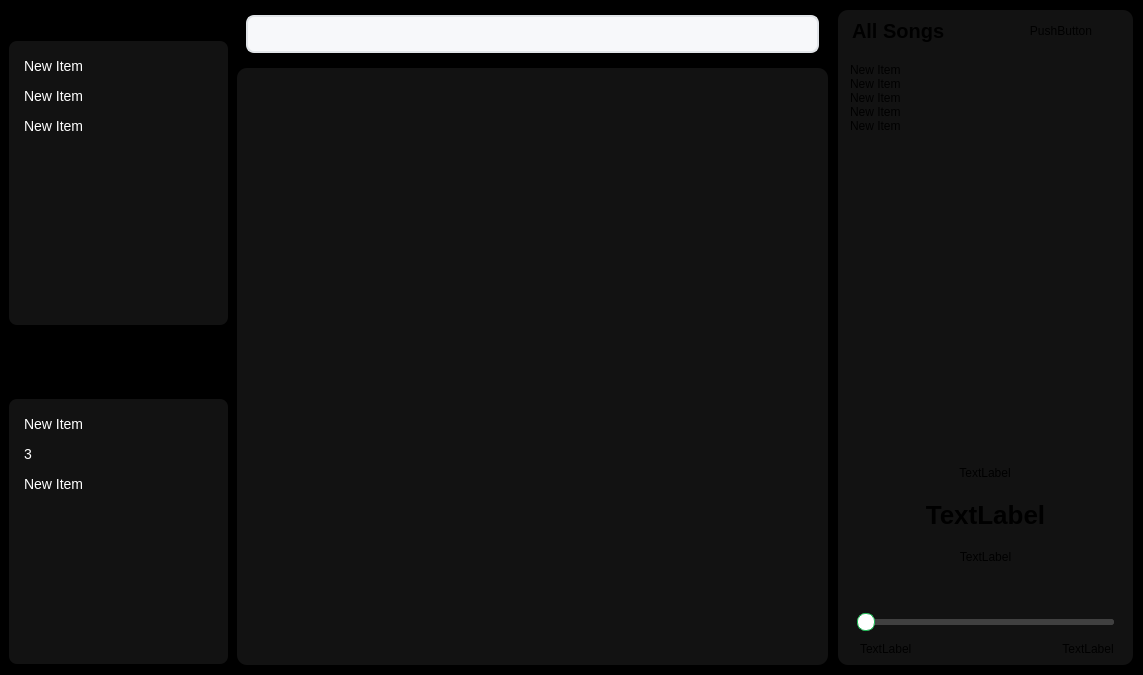
First picture: the form in mainwindow.ui, repository Mohamed-0Sabry/Spotify-QT, before the edit.
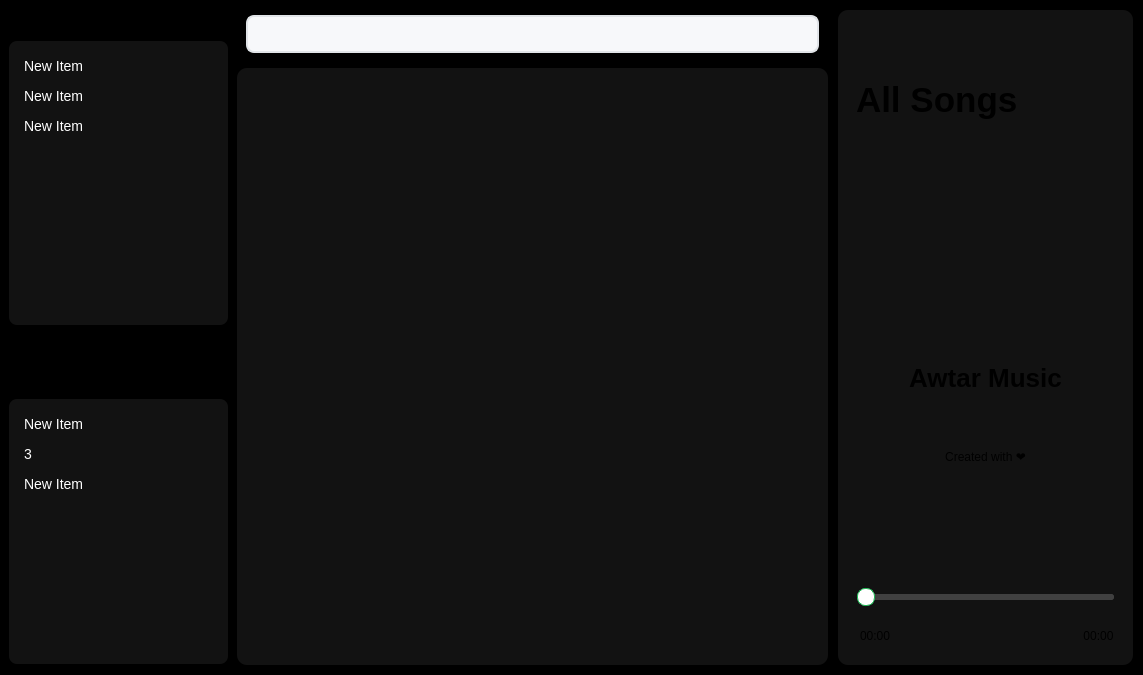
Second picture: the form after the edit. Icons and pictures are not drawn.

What changed in the file:
```diff
--- a/mainwindow.ui
+++ b/mainwindow.ui
@@ -435,6 +435,12 @@
        <property name="spacing">
         <number>0</number>
        </property>
+       <property name="topMargin">
+        <number>20</number>
+       </property>
+       <property name="bottomMargin">
+        <number>20</number>
+       </property>
        <item>
         <widget class="QWidget" name="widget_6" native="true">
          <layout class="QHBoxLayout" name="horizontalLayout">
@@ -455,9 +461,15 @@
           </property>
           <item>
            <widget class="QLabel" name="CurrentPlayingPlaylistName">
+            <property name="font">
+             <font>
+              <pointsize>26</pointsize>
+              <italic>false</italic>
+              <bold>true</bold>
+             </font>
+            </property>
             <property name="styleSheet">
-             <string notr="true">Font: bold;
-font-size: 20px;</string>
+             <string notr="true">Font: bold;</string>
             </property>
             <property name="text">
              <string>All Songs</string>
@@ -467,70 +479,13 @@
           <item>
            <widget class="QPushButton" name="Shrink_ResizeButton">
             <property name="text">
-             <string>PushButton</string>
+             <string/>
             </property>
            </widget>
           </item>
          </layout>
         </widget>
        </item>
-       <item>
-        <widget class="QListWidget" name="NextSongsInQueueListWidget">
-         <property name="sizePolicy">
-          <sizepolicy hsizetype="Expanding" vsizetype="Preferred">
-           <horstretch>0</horstretch>
-           <verstretch>0</verstretch>
-          </sizepolicy>
-         </property>
-         <property name="maximumSize">
-          <size>
-           <width>16777215</width>
-           <height>100</height>
-          </size>
-         </property>
-         <item>
-          <property name="text">
-           <string>New Item</string>
-          </property>
-         </item>
-         <item>
-          <property name="text">
-           <string>New Item</string>
-          </property>
-         </item>
-         <item>
-          <property name="text">
-           <string>New Item</string>
-          </property>
-         </item>
-         <item>
-          <property name="text">
-           <string>New Item</string>
-          </property>
-         </item>
-         <item>
-          <property name="text">
-           <string>New Item</string>
-          </property>
-         </item>
-        </widget>
-       </item>
-       <item>
-        <spacer name="verticalSpacer">
-         <property name="orientation">
-          <enum>Qt::Orientation::Vertical</enum>
-         </property>
-         <property name="sizeType">
-          <enum>QSizePolicy::Policy::Expanding</enum>
-         </property>
-         <property name="sizeHint" stdset="0">
-          <size>
-           <width>20</width>
-           <height>40</height>
-          </size>
-         </property>
-        </spacer>
-       </item>
        <item>
         <widget class="QWidget" name="CurrentPlayingSongImageWidget" native="true">
          <property name="sizePolicy">
@@ -570,7 +525,13 @@
              </size>
             </property>
             <property name="text">
-             <string>TextLabel</string>
+             <string/>
+            </property>
+            <property name="pixmap">
+             <pixmap resource="allSources.qrc">:/covers/DefultImage.png</pixmap>
+            </property>
+            <property name="scaledContents">
+             <bool>true</bool>
             </property>
             <property name="alignment">
              <set>Qt::AlignmentFlag::AlignCenter</set>
@@ -613,7 +574,7 @@
 font-weight:bold;</string>
             </property>
             <property name="text">
-             <string>TextLabel</string>
+             <string>Awtar Music</string>
             </property>
             <property name="alignment">
              <set>Qt::AlignmentFlag::AlignCenter</set>
@@ -627,7 +588,7 @@
 width:fit-content;</string>
             </property>
             <property name="text">
-             <string>TextLabel</string>
+             <string>Created with ❤️</string>
             </property>
             <property name="alignment">
              <set>Qt::AlignmentFlag::AlignCenter</set>
@@ -884,7 +845,7 @@
 </string>
                   </property>
                   <property name="text">
-                   <string>TextLabel</string>
+                   <string>00:00</string>
                   </property>
                   <property name="alignment">
                    <set>Qt::AlignmentFlag::AlignLeading|Qt::AlignmentFlag::AlignLeft|Qt::AlignmentFlag::AlignVCenter</set>
@@ -911,7 +872,7 @@
 height:fit-content;</string>
                   </property>
                   <property name="text">
-                   <string>TextLabel</string>
+                   <string>00:00</string>
                   </property>
                   <property name="alignment">
                    <set>Qt::AlignmentFlag::AlignCenter</set>
```
Left out of the diff: 4 changed lines with no effect on the pictures.
